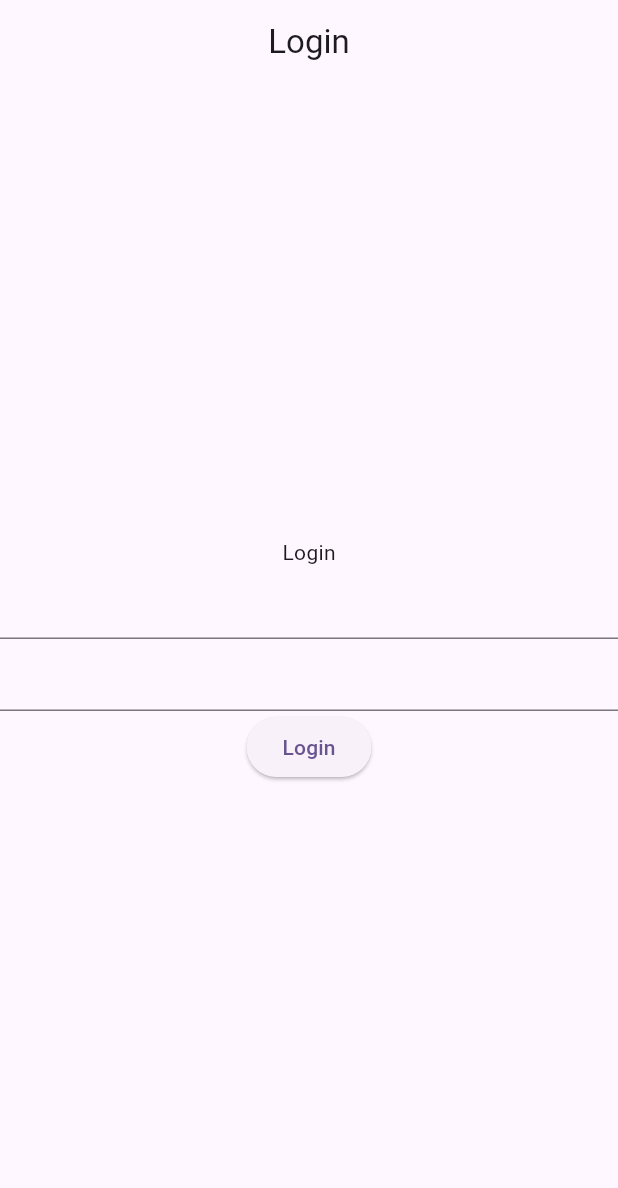
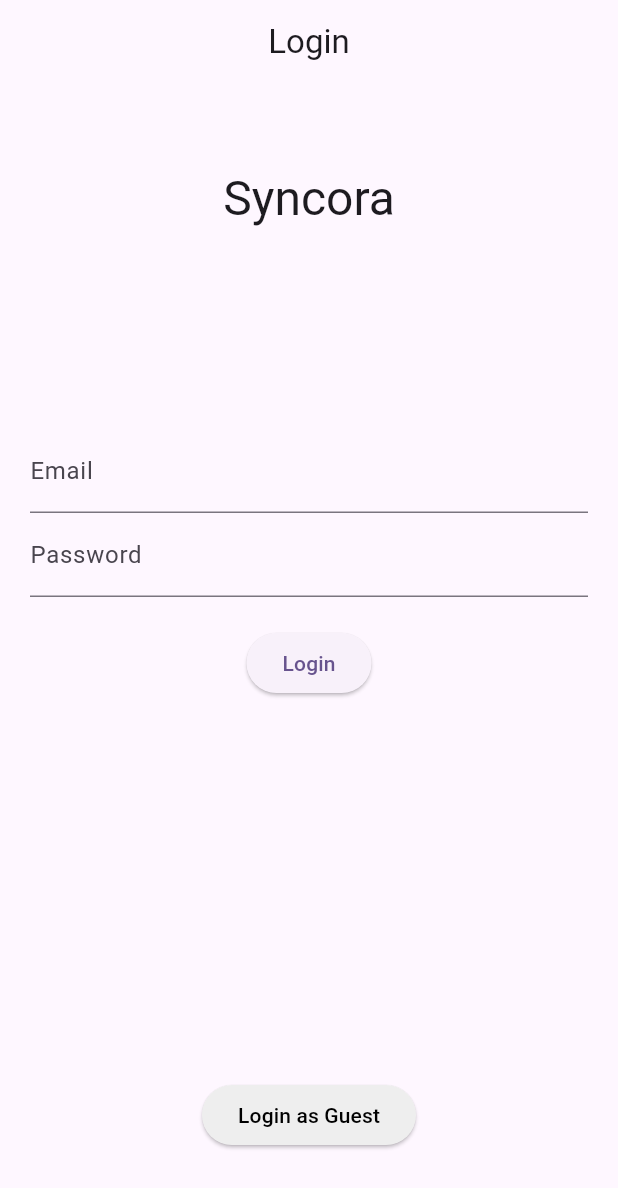
Before and after one commit to Dangere/syncora-frontend, a Flutter app: the screen it shows after launch, on a phone screen of 412 x 824 dp. Shown: the top 1188 px of the screen. Run offline on Flutter 3.47's test engine with Material 3 defaults, Android fonts, the phone set to English and light mode, and no system bars; our stand-ins replace dio, email_validator, flutter_riverpod, flutter_secure_storage, go_router, logger and 1 more.

Commit message:
Cached fetched user object and accessToken, and allowed login as guest

```diff
--- /dev/null
+++ b/lib/common/widgets/overlay_loader.dart
@@ -0,0 +1,30 @@
+import 'package:flutter/widgets.dart';
+
+class OverlayLoader extends StatefulWidget {
+  const OverlayLoader(
+      {super.key,
+      required this.body,
+      required this.overlay,
+      required this.isLoading});
+
+  final Widget body;
+  final Widget overlay;
+  final bool isLoading;
+
+  @override
+  State<OverlayLoader> createState() => _OverlayLoaderState();
+}
+
+class _OverlayLoaderState extends State<OverlayLoader> {
+  Widget overlay() => AbsorbPointer(
+        child: Expanded(child: Center(child: widget.overlay)),
+      );
+
+  @override
+  Widget build(BuildContext context) {
+    return Stack(children: [
+      widget.body,
+      if (widget.isLoading) overlay(),
+    ]);
+  }
+}
--- a/lib/core/localization/l10n/intl_ar.arb
+++ b/lib/core/localization/l10n/intl_ar.arb
@@ -1,5 +1,6 @@
 {
     "helloWorld": "هلا",
     "loginPageTitle": "تسجيل الدخول",
-    "loginButton": "تسجيل الدخول"
+    "loginButton": "تسجيل الدخول",
+    "guestLoginButton": "تسجيل الدخول كضيف"
 }
--- a/lib/core/localization/l10n/intl_en.arb
+++ b/lib/core/localization/l10n/intl_en.arb
@@ -10,5 +10,9 @@
   "loginButton": "Login",
   "@loginButton": {
     "description": "The login button"
+  },
+  "guestLoginButton": "Login as Guest",
+  "@guestLoginButton": {
+    "description": "The guest login button"
   }
 }
--- a/lib/features/authentication/models/user.dart
+++ b/lib/features/authentication/models/user.dart
@@ -21,4 +21,7 @@ class User {
         "email": email,
         "profilePictureURL": pfpURL
       };
+
+  factory User.guest(String username) =>
+      User(id: -1, username: username, email: "", pfpURL: "");
 }
--- a/lib/features/authentication/view/pages/login_page.dart
+++ b/lib/features/authentication/view/pages/login_page.dart
@@ -1,6 +1,9 @@
+import 'package:flutter/cupertino.dart';
 import 'package:flutter/material.dart';
+import 'package:flutter/widgets.dart';
 import 'package:flutter_riverpod/flutter_riverpod.dart';
 import 'package:syncora_frontend/common/providers/common_providers.dart';
+import 'package:syncora_frontend/common/widgets/overlay_loader.dart';
 import 'package:syncora_frontend/core/localization/generated/l10n/app_localizations.dart';
 import 'package:syncora_frontend/core/utils/validators.dart';
 import 'package:syncora_frontend/features/authentication/viewmodel/auth_viewmodel.dart';
@@ -49,21 +52,42 @@ class _LoginPageState extends ConsumerState<LoginPage> {
 
     void login() {
       // Check if form is valid before attempting to login
-      // if (!_formKey.currentState!.validate() || user.isLoading) return;
+      if (!_formKey.currentState!.validate() || user.isLoading) return;
       authNotifier.loginWithEmailAndPassword(
           emailController.text.trim(), passwordController.text.trim());
+    }
+
+    void guestLogin() {
+      // Check if form is valid before attempting to login
+      if (user.isLoading) return;
+      authNotifier.loginAsGuest("Guest");
     }
 
     return Scaffold(
       appBar: AppBar(
         title: Center(child: Text(AppLocalizations.of(context).loginPageTitle)),
       ),
+      body: OverlayLoader(
+        isLoading: user.isLoading,
+        overlay: const CircularProgressIndicator(),
         body: Form(
           key: _formKey,
-        child: Column(mainAxisAlignment: MainAxisAlignment.center, children: [
-          Text(AppLocalizations.of(context).loginPageTitle),
+          child: Column(
+              mainAxisAlignment: MainAxisAlignment.spaceAround,
+              children: [
+                Text("Syncora",
+                    style: Theme.of(context).textTheme.headlineLarge),
+
+                Padding(
+                  padding: const EdgeInsets.all(20.0),
+                  child: SizedBox(
+                    height: 300,
+                    child: Column(
+                      children: [
                         // Email field
+
                         TextFormField(
+                          decoration: const InputDecoration(labelText: 'Email'),
                           keyboardType: TextInputType.emailAddress,
                           controller: emailController,
                           validator: (value) {
@@ -71,7 +95,8 @@ class _LoginPageState extends ConsumerState<LoginPage> {
                               return 'Email cannot be empty';
                             }
 
-              if (Validators.validateEmail(value.trim()) == false) {
+                            if (Validators.validateEmail(value.trim()) ==
+                                false) {
                               return 'Invalid email';
                             }
                             return null;
@@ -79,6 +104,8 @@ class _LoginPageState extends ConsumerState<LoginPage> {
                         ),
                         // Password field
                         TextFormField(
+                          decoration:
+                              const InputDecoration(labelText: 'Password'),
                           obscureText: false,
                           controller: passwordController,
                           keyboardType: TextInputType.visiblePassword,
@@ -87,18 +114,36 @@ class _LoginPageState extends ConsumerState<LoginPage> {
                               return 'Password cannot be empty';
                             }
 
-              if (Validators.validatePassword(value.trim()) == false) {
+                            if (Validators.validatePassword(value.trim()) ==
+                                false) {
                               return 'Password must be between 6 and 16 characters';
                             }
                             return null;
                           },
                         ),
+                        SizedBox(height: 20),
                         ElevatedButton(
                             onPressed: login,
-              child: user.isLoading
-                  ? const CircularProgressIndicator()
-                  : Text(AppLocalizations.of(context).loginButton))
+                            child:
+                                Text(AppLocalizations.of(context).loginButton)),
+                        const SizedBox(
+                          height: 20,
+                        ),
+                      ],
+                    ),
+                  ),
+                ),
+                // SizedBox(height: 100),
+
+                ElevatedButton(
+                    onPressed: guestLogin,
+                    style: ButtonStyle(
+                        backgroundColor:
+                            MaterialStateProperty.all(Colors.grey.shade200)),
+                    child: Text(AppLocalizations.of(context).guestLoginButton,
+                        style: const TextStyle(color: Colors.black))),
               ]),
+        ),
       ),
     );
   }
```
Also changed, not shown: lib/features/authentication/services/auth_service.dart (+31 -1 lines), lib/features/authentication/viewmodel/auth_viewmodel.dart (+19 -5 lines), lib/features/home/view/page/home_page.dart (+9 -10 lines), lib/core/localization/generated/l10n/app_localizations.dart, lib/core/localization/generated/l10n/app_localizations_ar.dart, lib/core/localization/generated/l10n/app_localizations_en.dart. Lines whose indentation alone changed are shown as unchanged.
